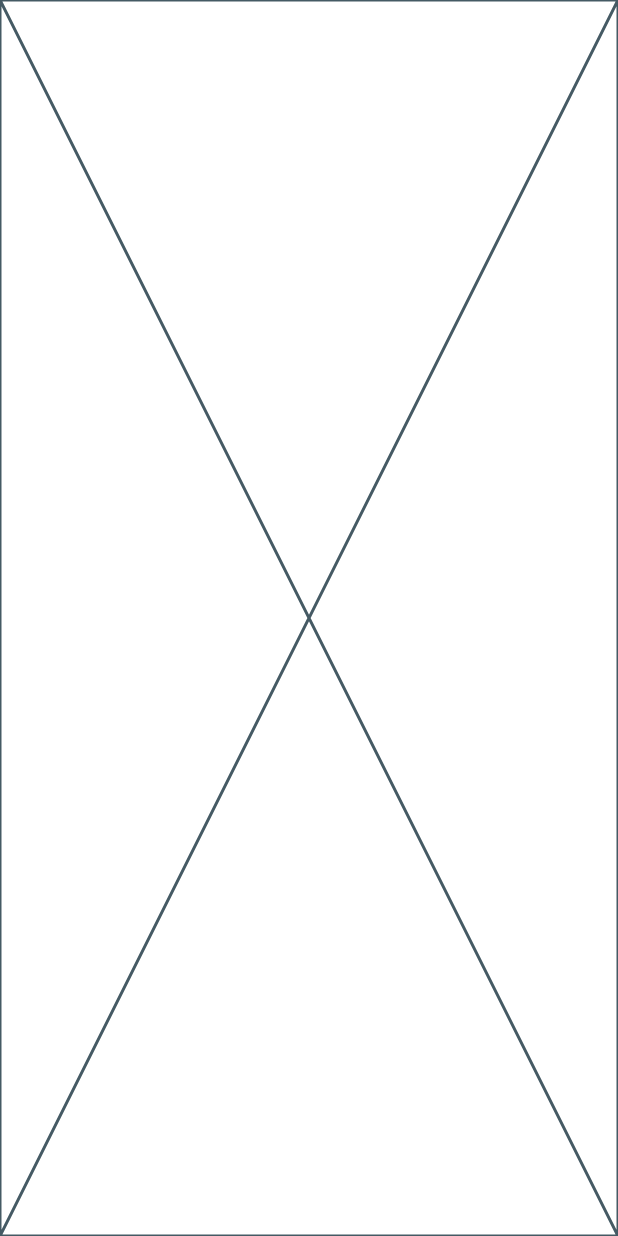
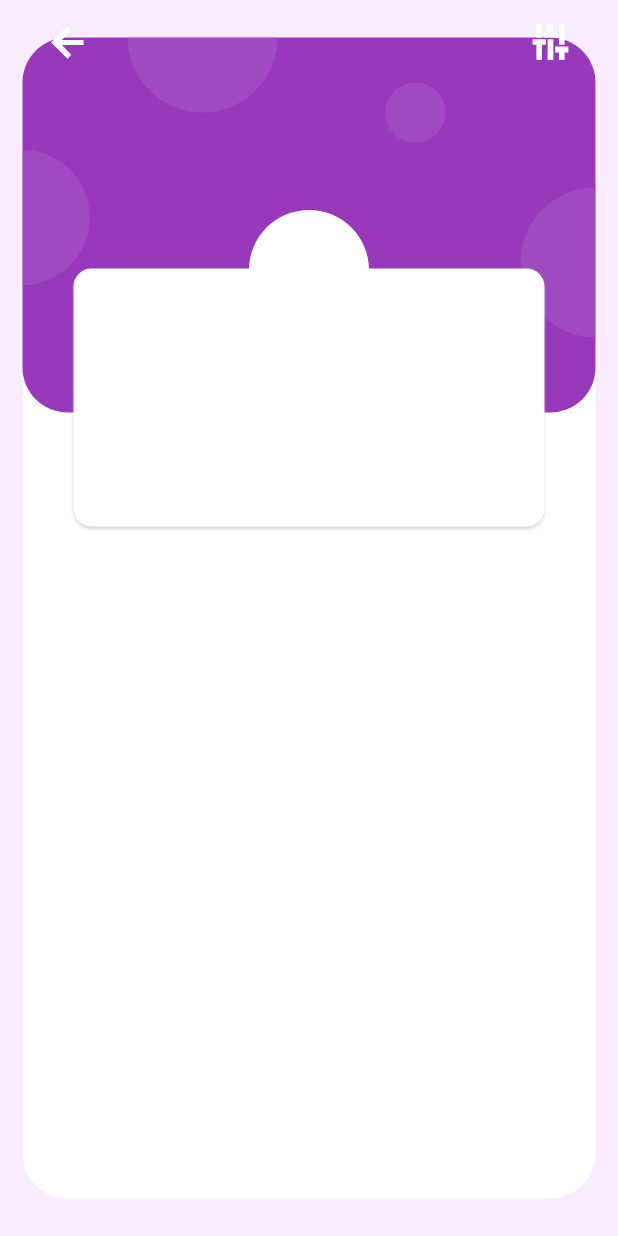
Before and after one commit to Rivalst/quiz_app_3, a Flutter app: the screen it shows after launch, on a phone screen of 412 x 824 dp. Run offline on Flutter 3.47's test engine with Material 3 defaults, Android fonts, the phone set to English and light mode, and no system bars; our stand-ins replace bloc, flutter_bloc, freezed_annotation.

Commit message:
Created UI for quiz page
Modified quiz score bloc

```diff
--- a/lib/src/core/util/extensions.dart
+++ b/lib/src/core/util/extensions.dart
@@ -1,6 +1,6 @@
 extension TimeStringExtension on int {
   /// convert int seconds to string format *m:s*
-  String toSecondsString() {
+  String toMinutesString() {
     int minutes = this ~/ 60;
     int remainingSeconds = this % 60;
 
@@ -9,3 +9,9 @@ extension TimeStringExtension on int {
     return '$minutes:$secondsString';
   }
 }
+
+extension QuizCountExtension on int{
+  String formatNumber() {
+    return this < 10 ? '0$this' : toString();
+  }
+}
--- /dev/null
+++ b/lib/src/core/util/theme.dart
@@ -0,0 +1,15 @@
+
+import 'dart:ui';
+
+/// {@template initialization_processor}
+/// Class for main colors in app
+/// {@endtemplate}
+abstract class AppColors {
+  // in future we can created all Theme State for the whole app and use this class
+
+  static const whitePurple = Color(0xFFf8ecfe);
+  static const white = Color(0xFFFFFFFF);
+  static const purple = Color(0xFF9838bb);
+  static const lowPurple = Color(0xFFa04ac1);
+  static const green = Color(0xFF41823f);
+}
--- a/lib/src/features/quiz/bloc/quiz_score_bloc.dart
+++ b/lib/src/features/quiz/bloc/quiz_score_bloc.dart
@@ -7,27 +7,59 @@ part 'quiz_score_bloc.freezed.dart';
 class QuizScoreState with _$QuizScoreState {
   const QuizScoreState._();
 
-  int? get count => when<int?>(
-        initial: (score) => score,
+  (
+    int score,
+    int correctAnswers,
+    int incorrectAnswers,
+    int currentQuizIndex
+  ) get count => when<
+          (
+            int score,
+            int correctAnswers,
+            int incorrectAnswers,
+            int currentQuizIndex
+          )>(
+        initial: (score, correctAnswers, incorrectAnswers, currentQuizIndex,) =>
+            (score, correctAnswers, incorrectAnswers, currentQuizIndex),
       );
 
-  factory QuizScoreState.initial({@Default(0) int score}) = _$InitialScoreState;
+  factory QuizScoreState.initial({
+    @Default(0) int score,
+    @Default(0) int correctAnswers,
+    @Default(0) int incorrectAnswers,
+    @Default(0) int currentQuizIndex,
+  }) = _$InitialScoreState;
 }
 
 @freezed
 class QuizScoreEvent with _$QuizScoreEvent {
-  const factory QuizScoreEvent.increment({@Default(0) int score}) =
-      _IncrementScoreEvent;
+  const factory QuizScoreEvent.increment({
+    @Default(0) int score,
+    @Default(false) bool isCorrectAnswer,
+  }) = _IncrementScoreEvent;
 }
 
 class QuizScoreBloc extends Bloc<QuizScoreEvent, QuizScoreState> {
   QuizScoreBloc() : super(QuizScoreState.initial()) {
-    on<QuizScoreEvent>((event, emitter) {
-      event.map(
-        increment: (_) => emitter(
-          state.copyWith(score: state.score + event.score),
-        ),
-      );
-    });
+    on<QuizScoreEvent>(
+      (event, emitter) {
+        event.map(
+          increment: (event) {
+            int correctAnswersIncrement = event.isCorrectAnswer ? 1 : 0;
+            int incorrectAnswersIncrement = event.isCorrectAnswer ? 0 : 1;
+
+            emitter(
+              state.copyWith(
+                score: state.score + event.score,
+                correctAnswers: state.correctAnswers + correctAnswersIncrement,
+                incorrectAnswers:
+                    state.incorrectAnswers + incorrectAnswersIncrement,
+                currentQuizIndex: state.currentQuizIndex + 1,
+              ),
+            );
+          },
+        );
+      },
+    );
   }
 }
--- a/lib/src/features/quiz/quiz_screen.dart
+++ b/lib/src/features/quiz/quiz_screen.dart
@@ -1,6 +1,8 @@
 import 'package:flutter/material.dart';
 import 'package:flutter_bloc/flutter_bloc.dart';
+import 'package:quiz_app_3/src/core/util/theme.dart';
 import 'package:quiz_app_3/src/features/quiz/bloc/quiz_score_bloc.dart';
+import 'package:quiz_app_3/src/features/quiz/widgets/quiz_card.dart';
 
 class QuizScreen extends StatelessWidget {
   const QuizScreen({super.key});
@@ -13,9 +15,47 @@ class QuizScreen extends StatelessWidget {
         extendBodyBehindAppBar: true,
         appBar: AppBar(
           backgroundColor: Colors.transparent,
+          leading: null,
+          title: Padding(
+            padding: EdgeInsets.only(left: 30),
+            child: Text(
+              // TODO: MOVE TO METHOD
+              String.fromCharCode(Icons.arrow_back.codePoint),
+              style: TextStyle(
+                inherit: false,
+                color: AppColors.white,
+                fontSize: 30.0,
+                fontWeight: FontWeight.w600,
+                fontFamily: Icons.arrow_back.fontFamily,
+                package: Icons.arrow_back.fontPackage,
+              ),
+            ),
+          ),
+          titleSpacing: 0,
+          centerTitle: false,
+          actions: [
+            Padding(
+              padding: const EdgeInsets.only(right: 30),
+              child: RotatedBox(
+                quarterTurns: 45,
+                child: Text(
+                  // TODO: MOVE TO METHOD
+                  String.fromCharCode(Icons.tune.codePoint),
+                  style: TextStyle(
+                    inherit: false,
+                    color: AppColors.white,
+                    fontSize: 30.0,
+                    fontWeight: FontWeight.w600,
+                    fontFamily: Icons.tune.fontFamily,
+                    package: Icons.tune.fontPackage,
+                  ),
+                ),
+              ),
+            ),
+          ],
         ),
-        body: Placeholder(),
-        backgroundColor: Colors.white,
+        body: const QuizCard(),
+        backgroundColor: AppColors.whitePurple,
       ),
     );
   }
--- /dev/null
+++ b/lib/src/features/quiz/widgets/helpers/half_circle.dart
@@ -0,0 +1,92 @@
+import 'package:flutter/material.dart';
+import 'package:quiz_app_3/src/core/util/theme.dart';
+
+class CustomHalfCircleClip extends CustomClipper<Path> {
+  final double radius;
+
+  const CustomHalfCircleClip({required this.radius});
+
+  @override
+  Path getClip(Size size) {
+    Path path = Path();
+    path
+      ..moveTo(size.width / 2, 0)
+      ..arcToPoint(Offset(size.width, size.height),
+          radius: Radius.circular(radius))
+      ..lineTo(0, size.height)
+      ..arcToPoint(
+        Offset(size.width / 2, 0),
+        radius: Radius.circular(radius),
+      )
+      ..close();
+
+    return path;
+  }
+
+  @override
+  bool shouldReclip(covariant CustomClipper<Path> oldClipper) {
+    return true;
+  }
+}
+
+class HalfCircleStack extends StatelessWidget {
+  const HalfCircleStack({super.key});
+
+  @override
+  Widget build(BuildContext context) {
+    return Stack(
+      children: [
+        Positioned(
+          top: 75,
+          child: RotatedBox(
+            quarterTurns: 45,
+            child: ClipPath(
+              clipper: const CustomHalfCircleClip(radius: 45),
+              child:
+                  Container(width: 90, height: 45, color: AppColors.lowPurple),
+            ),
+          ),
+        ),
+        Positioned(
+          top: 0,
+          left: 70,
+          child: RotatedBox(
+            quarterTurns: 90,
+            child: ClipPath(
+              clipper: const CustomHalfCircleClip(radius: 50),
+              child:
+                  Container(width: 100, height: 50, color: AppColors.lowPurple),
+            ),
+          ),
+        ),
+        const Positioned(
+          top: 30,
+          right: 100,
+          child: SizedBox(
+            height: 40,
+            width: 40,
+            child: DecoratedBox(
+              decoration: BoxDecoration(
+                  shape: BoxShape.circle, color: AppColors.lowPurple),
+            ),
+          ),
+        ),
+        Positioned(
+          top: 100,
+          right: 0,
+          child: RotatedBox(
+            quarterTurns: 135,
+            child: ClipPath(
+              clipper: const CustomHalfCircleClip(radius: 50),
+              child: Container(
+                width: 100,
+                height: 50,
+                color: AppColors.lowPurple,
+              ),
+            ),
+          ),
+        ),
+      ],
+    );
+  }
+}
--- /dev/null
+++ b/lib/src/features/quiz/widgets/quiz_card.dart
@@ -0,0 +1,105 @@
+import 'package:flutter/material.dart';
+import 'package:flutter_bloc/flutter_bloc.dart';
+import 'package:quiz_app_3/src/core/util/extensions.dart';
+import 'package:quiz_app_3/src/core/util/theme.dart';
+import 'package:quiz_app_3/src/features/app/bloc/quiz_bloc.dart';
+import 'package:quiz_app_3/src/features/app/model/quiz_model/quiz_model.dart';
+
+import 'package:quiz_app_3/src/features/quiz/bloc/quiz_score_bloc.dart';
+import 'package:quiz_app_3/src/features/quiz/widgets/helpers/half_circle.dart';
+
+class QuizCard extends StatefulWidget {
+  const QuizCard({super.key});
+
+  @override
+  State<QuizCard> createState() => _QuizCardState();
+}
+
+class _QuizCardState extends State<QuizCard> {
+
+  @override
+  void initState() {
+    _quizzes = context.read<QuizBloc>().state.quizzes!;
+    _quizzesLength = _quizzes.length;
+    super.initState();
+  }
+  @override
+  Widget build(BuildContext context) {
+    return BlocBuilder<QuizScoreBloc, QuizScoreState>(
+      builder: (context, state) {
+        return Padding(
+          padding: const EdgeInsets.symmetric(
+            horizontal: 15.0,
+            vertical: 25.0,
+          ),
+          child: Stack(
+            children: [
+              Positioned.fill(
+                child: DecoratedBox(
+                  decoration: BoxDecoration(
+                    borderRadius: BorderRadius.circular(30.0),
+                    color: AppColors.white,
+                  ),
+                ),
+              ),
+              Positioned(
+                top: 0,
+                right: 0,
+                left: 0,
+                child: SizedBox(
+                  height: 250,
+                  child: DecoratedBox(
+                      decoration: BoxDecoration(
+                        borderRadius: BorderRadius.circular(30.0),
+                        color: AppColors.purple,
+                      ),
+                      child: const HalfCircleStack()),
+                ),
+              ),
+              Positioned(
+                top: 150,
+                left: 30,
+                right: 30,
+                child: SizedBox(
+                  height: 180,
+                  child: Card(
+                    color: AppColors.white,
+                    surfaceTintColor: AppColors.white,
+                    shadowColor: AppColors.whitePurple,
+                    child: Column(
+                      mainAxisSize: MainAxisSize.max,
+                      children: [
+                        Row(
+                          mainAxisAlignment: MainAxisAlignment.spaceBetween,
+                          children: [
+                          ],
+                        )
+                      ],
+                    ),
+                  ),
+                ),
+              ),
+              const Positioned(
+                top: 115,
+                left: 0,
+                right: 0,
+                child: SizedBox(
+                  height: 80,
+                  child: DecoratedBox(
+                    decoration: BoxDecoration(
+                      shape: BoxShape.circle,
+                      color: AppColors.white,
+                    ),
+                  ),
+                ),
+              ),
+            ],
+          ),
+        );
+      },
+    );
+  }
+
+  late List<Quiz> _quizzes;
+  late int _quizzesLength;
+}
```
Also changed, not shown: lib/src/features/quiz/bloc/quiz_score_bloc.freezed.dart.
